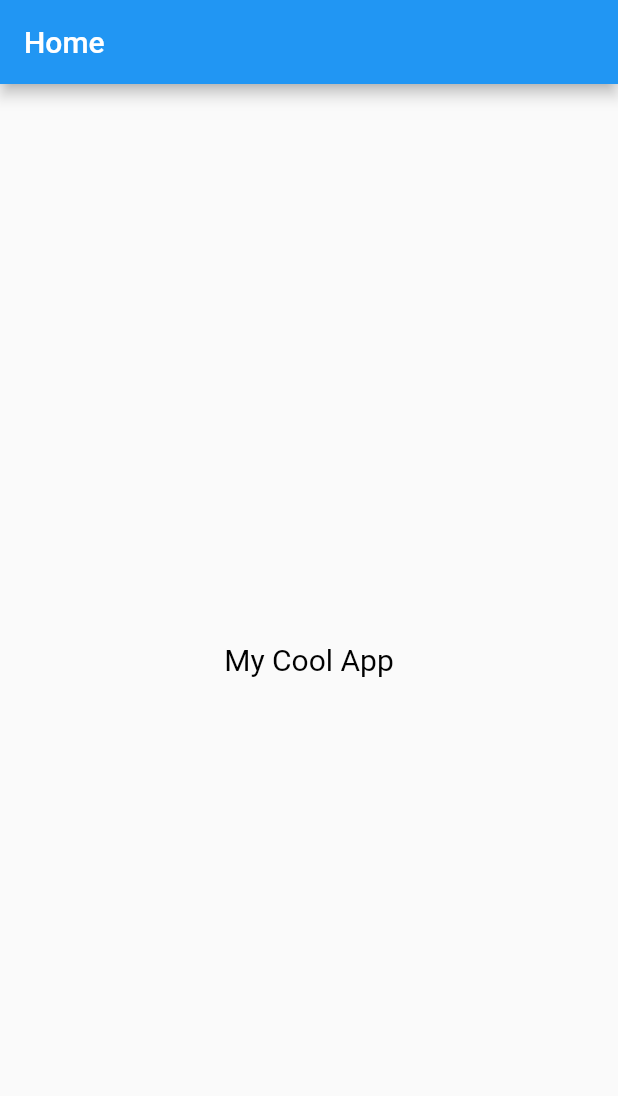
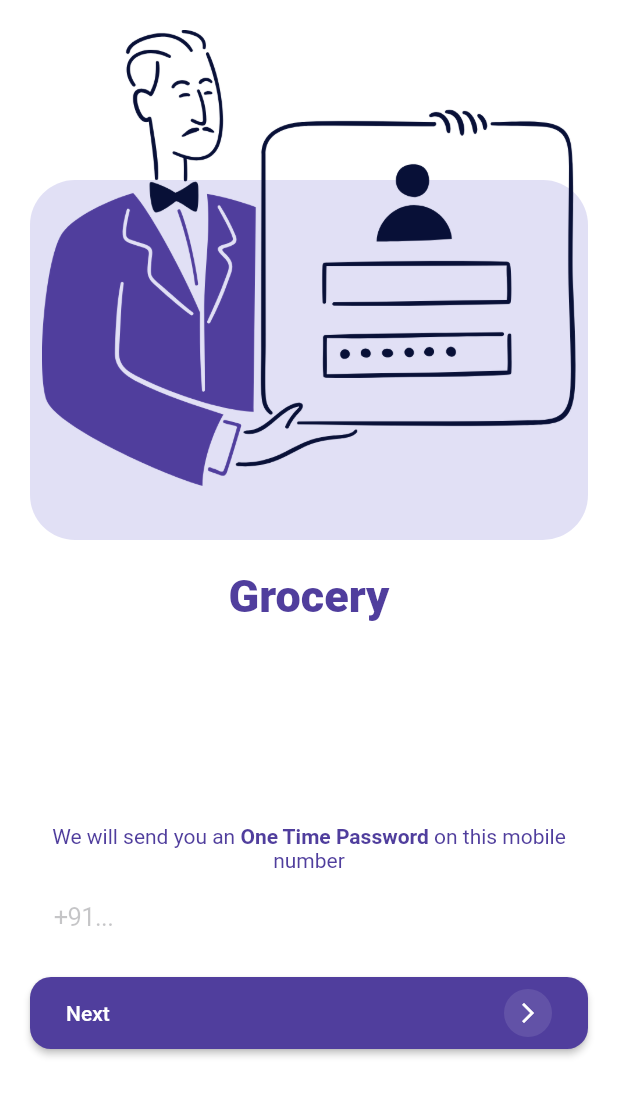
Before and after one commit to Doffil/timepass_working, a Flutter app: the screen it shows after launch, on a phone screen of 412 x 824 dp. Shown: the top 1096 px of the screen. Run offline on Flutter 3.47's test engine with Material 2 defaults, Android fonts, the phone set to English and light mode, and no system bars; our stand-ins replace firebase_auth, firebase_core, flutter_mobx, mobx; missing offline and left inert: animated_splash, numeric_keyboard; accounts and stored records are empty; generated files the repository leaves out were written again.

Commit message:
login done

```diff
--- a/lib/main.dart
+++ b/lib/main.dart
@@ -2,6 +2,10 @@ import 'package:flutter/material.dart';
 import 'package:firebase_core/firebase_core.dart';
 import 'package:firebase_auth/firebase_auth.dart';
 import 'package:animated_splash/animated_splash.dart';
+import 'package:grocery/pages/splash_page.dart';
+import 'package:grocery/stores/login_store.dart';
+import 'package:provider/provider.dart';
+
 //
 //void main() {
 //  runApp(MyApp());
@@ -71,66 +75,50 @@ import 'package:animated_splash/animated_splash.dart';
 //}
 
 
+//
+//void main(){
+//  runApp(HomeSt());
+//}
+//class HomeSt extends StatefulWidget {
+//  @override
+//  _HomeStState createState() => _HomeStState();
+//}
+//
+//class _HomeStState extends State<HomeSt> {
+//  @override
+//  Widget build(BuildContext context) {
+//    return Scaffold(
+//        appBar: AppBar(
+//          title: Text('Home'),
+//        ),
+//        body: Center(
+//            child: Text('My Cool App home page 2',
+//                style: TextStyle(color: Colors.black, fontSize: 20.0))));
+//  }
+//}
 
 
-void main() {
-  Function duringSplash = () {
-    print('Something background process');
-    int a = 123 + 23;
-    print(a);
 
-    if (a > 100)
-      return 1;
-    else
-      return 2;
-  };
 
-  Map<int, Widget> op = {1: Home(), 2: HomeSt()};
+void main() => runApp(App());
 
-  runApp(MaterialApp(
-    home: AnimatedSplash(
-      imagePath: 'assets/flutter_icon.png',
-      home: Home(),
-      customFunction: duringSplash,
-      duration:50,
-      type: AnimatedSplashType.BackgroundProcess,
-      outputAndHome: op,
-    ),
-  ));
+class App extends StatefulWidget {
+  @override
+  _AppState createState() => _AppState();
 }
 
-class Home extends StatefulWidget {
-  @override
-  _HomeState createState() => _HomeState();
-}
-
-class _HomeState extends State<Home> {
+class _AppState extends State<App> {
   @override
   Widget build(BuildContext context) {
-    return Scaffold(
-        appBar: AppBar(
-          title: Text('Home'),
-        ),
-        body: Center(
-            child: Text('My Cool App',
-                style: TextStyle(color: Colors.black, fontSize: 20.0))));
+    return MultiProvider(
+      providers: [
+        Provider<LoginStore>(
+          create: (_) => LoginStore(),
+        )
+      ],
+      child: const MaterialApp(
+        home: SplashPage(),
+      ),
+    );
   }
 }
-
-class HomeSt extends StatefulWidget {
-  @override
-  _HomeStState createState() => _HomeStState();
-}
-
-class _HomeStState extends State<HomeSt> {
-  @override
-  Widget build(BuildContext context) {
-    return Scaffold(
-        appBar: AppBar(
-          title: Text('Home'),
-        ),
-        body: Center(
-            child: Text('My Cool App home page 2',
-                style: TextStyle(color: Colors.black, fontSize: 20.0))));
-  }
-}
--- /dev/null
+++ b/lib/pages/login_page.dart
@@ -0,0 +1,167 @@
+import 'package:flutter/cupertino.dart';
+import 'package:flutter/material.dart';
+import 'package:flutter_mobx/flutter_mobx.dart';
+import 'package:provider/provider.dart';
+import 'package:grocery/stores/login_store.dart';
+import 'package:grocery/theme.dart';
+import 'package:grocery/widgets/loader_hud.dart';
+
+class LoginPage extends StatefulWidget {
+  const LoginPage({Key key}) : super(key: key);
+  @override
+  _LoginPageState createState() => _LoginPageState();
+}
+
+class _LoginPageState extends State<LoginPage> {
+  TextEditingController phoneController = TextEditingController();
+
+  @override
+  Widget build(BuildContext context) {
+    return Consumer<LoginStore>(
+      builder: (_, loginStore, __) {
+        return Observer(
+          builder: (_) => LoaderHUD(
+            inAsyncCall: loginStore.isLoginLoading,
+            child: Scaffold(
+              backgroundColor: Colors.white,
+              key: loginStore.loginScaffoldKey,
+              body: SafeArea(
+                child: SingleChildScrollView(
+                  child: Container(
+                    height: MediaQuery.of(context).size.height,
+                    child: Column(
+                      children: <Widget>[
+                        Expanded(
+                          flex: 2,
+                          child: Column(
+                            children: <Widget>[
+                              Container(
+                                margin: const EdgeInsets.symmetric(horizontal: 20, vertical: 20),
+                                child: Stack(
+                                  children: <Widget>[
+                                    Center(
+                                      child: Container(
+                                        height: 240,
+                                        constraints: const BoxConstraints(
+                                          maxWidth: 500
+                                        ),
+                                        margin: const EdgeInsets.only(top: 100),
+                                        decoration: const BoxDecoration(color: Color(0xFFE1E0F5), borderRadius: BorderRadius.all(Radius.circular(30))),
+                                      ),
+                                    ),
+                                    Center(
+                                      child: Container(
+                                          constraints: const BoxConstraints(maxHeight: 340),
+                                          margin: const EdgeInsets.symmetric(horizontal: 8),
+                                          child: Image.asset('assets/img/login.png')),
+                                    ),
+                                  ],
+                                ),
+                              ),
+                              Container(
+                                  margin: const EdgeInsets.symmetric(horizontal: 10),
+                                  child: Text('Grocery',
+                                      style: TextStyle(color: MyColors.primaryColor, fontSize: 30, fontWeight: FontWeight.w800)))
+                            ],
+                          ),
+                        ),
+                        Expanded(
+                          flex: 1,
+                          child: Column(
+                            children: <Widget>[
+                              Container(
+                                  constraints: const BoxConstraints(
+                                      maxWidth: 500
+                                  ),
+                                  margin: const EdgeInsets.symmetric(horizontal: 10),
+                                  child: RichText(
+                                    textAlign: TextAlign.center,
+                                    text: TextSpan(children: <TextSpan>[
+                                      TextSpan(text: 'We will send you an ', style: TextStyle(color: MyColors.primaryColor)),
+                                      TextSpan(
+                                          text: 'One Time Password ', style: TextStyle(color: MyColors.primaryColor, fontWeight: FontWeight.bold)),
+                                      TextSpan(text: 'on this mobile number', style: TextStyle(color: MyColors.primaryColor)),
+                                    ]),
+                                  )),
+                              Container(
+                                height: 40,
+                                constraints: const BoxConstraints(
+                                  maxWidth: 500
+                                ),
+                                margin: const EdgeInsets.symmetric(horizontal: 20, vertical: 10),
+                                child: CupertinoTextField(
+                                  padding: const EdgeInsets.symmetric(horizontal: 16),
+                                  decoration: BoxDecoration(
+                                    color: Colors.white,
+                                    borderRadius: const BorderRadius.all(Radius.circular(4))
+                                  ),
+                                  controller: phoneController,
+                                  clearButtonMode: OverlayVisibilityMode.editing,
+                                  keyboardType: TextInputType.phone,
+                                  maxLines: 1,
+                                  placeholder: '+91...',
+                                ),
+                              ),
+                              Container(
+                                margin: const EdgeInsets.symmetric(horizontal: 20, vertical: 10),
+                                constraints: const BoxConstraints(
+                                    maxWidth: 500
+                                ),
+                                child: RaisedButton(
+                                  onPressed: () {
+                                    if (phoneController.text.isNotEmpty) {
+                                      loginStore.getCodeWithPhoneNumber(context, phoneController.text.toString());
+                                    } else {
+                                      loginStore.loginScaffoldKey.currentState.showSnackBar(SnackBar(
+                                        behavior: SnackBarBehavior.floating,
+                                        backgroundColor: Colors.red,
+                                        content: Text(
+                                          'Please enter a phone number',
+                                          style: TextStyle(color: Colors.white),
+                                        ),
+                                      ));
+                                    }
+                                  },
+                                  color: MyColors.primaryColor,
+                                  shape: const RoundedRectangleBorder(borderRadius: BorderRadius.all(Radius.circular(14))),
+                                  child: Container(
+                                    padding: const EdgeInsets.symmetric(vertical: 8, horizontal: 8),
+                                    child: Row(
+                                      mainAxisAlignment: MainAxisAlignment.spaceBetween,
+                                      children: <Widget>[
+                                        Text(
+                                          'Next',
+                                          style: TextStyle(color: Colors.white),
+                                        ),
+                                        Container(
+                                          padding: const EdgeInsets.all(8),
+                                          decoration: BoxDecoration(
+                                            borderRadius: const BorderRadius.all(Radius.circular(20)),
+                                            color: MyColors.primaryColorLight,
+                                          ),
+                                          child: Icon(
+                                            Icons.arrow_forward_ios,
+                                            color: Colors.white,
+                                            size: 16,
+                                          ),
+                                        )
+                                      ],
+                                    ),
+                                  ),
+                                ),
+                              )
+                            ],
+                          ),
+                        )
+                      ],
+                    ),
+                  ),
+                ),
+              ),
+            ),
+          ),
+        );
+      },
+    );
+  }
+}
--- /dev/null
+++ b/lib/theme.dart
@@ -0,0 +1,6 @@
+import 'package:flutter/material.dart';
+
+class MyColors {
+  static const Color primaryColor = Color(0xFF503E9D);
+  static const Color primaryColorLight = Color(0xFF6252A7);
+}
--- /dev/null
+++ b/lib/widgets/loader_hud.dart
@@ -0,0 +1,46 @@
+import 'package:flutter/material.dart';
+import 'package:grocery/theme.dart';
+
+class LoaderHUD extends StatelessWidget {
+  final bool inAsyncCall;
+  final double opacity;
+  final Color color;
+  final Widget progressIndicator = Container(
+    width: 200,
+    height: 100,
+    decoration: BoxDecoration(
+      borderRadius: const BorderRadius.all(Radius.circular(8)),
+      color: MyColors.primaryColor.withOpacity(0.7),
+    ),
+    child: const Center(child: CircularProgressIndicator()),
+  );
+  final bool dismissible;
+  final Widget child;
+
+  LoaderHUD({
+    Key key,
+    @required this.inAsyncCall,
+    this.opacity = 0.3,
+    this.color = Colors.grey,
+    this.dismissible = false,
+    @required this.child,
+  })  : assert(child != null),
+        assert(inAsyncCall != null),
+        super(key: key);
+
+  @override
+  Widget build(BuildContext context) {
+    if (!inAsyncCall) return child;
+
+    return Stack(
+      children: [
+        child,
+        Opacity(
+          child: ModalBarrier(dismissible: dismissible, color: color),
+          opacity: opacity,
+        ),
+        Center(child: progressIndicator),
+      ],
+    );
+  }
+}
```
Also changed, not shown: lib/pages/home_page.dart (added, +54 -0 lines), lib/pages/otp_page.dart (added, +168 -0 lines), lib/pages/splash_page.dart (added, +40 -0 lines), lib/stores/login_store.dart (added, +127 -0 lines), pubspec.yaml (+10 -2 lines), assets/img/login.png (added), assets/img/shopping.jpeg (added), lib/stores/login_store.g.dart (added), pubspec.lock, 2 other files.
